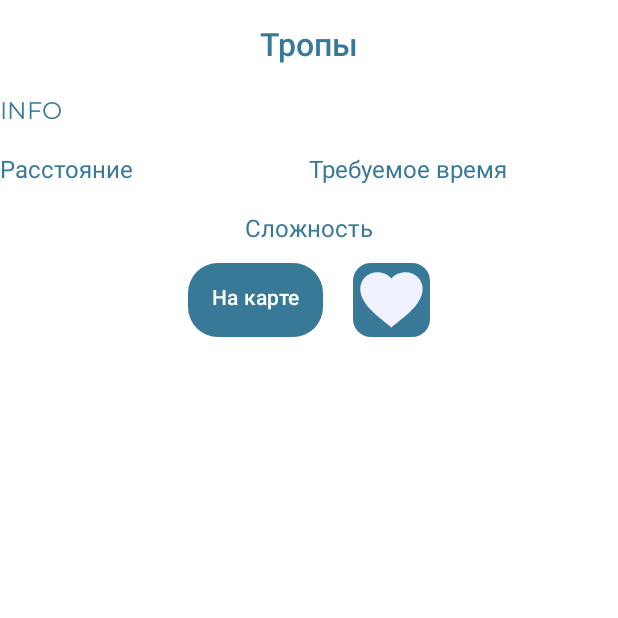
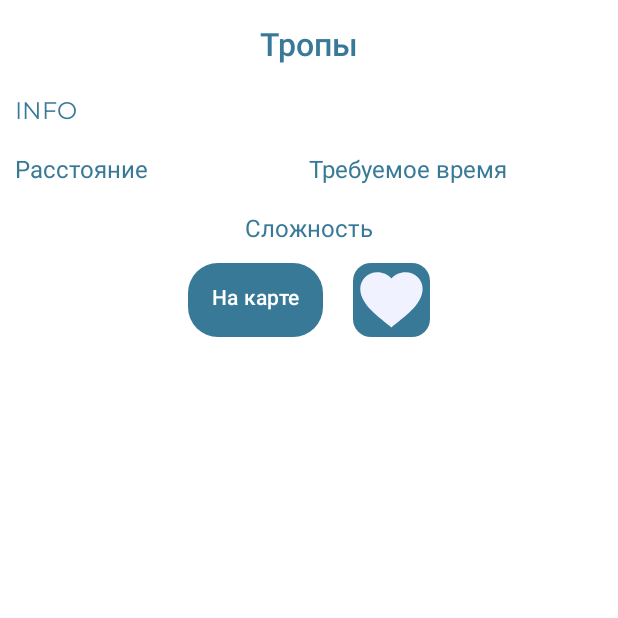
Before and after one commit to Xofty1/Hoofit, an Android app: the fragment InfoTrailFragment placed in its activity, on a phone screen of 412 x 824 dp, the top half of it. Run offline under Robolectric (Android 15) with nearby library versions, the phone set to English and light mode, and no system bars; our stand-ins replace Firebase (no records; nobody signed in at launch, a user with empty details on screens opened directly); pictures from the network do not load; 5 statements that could not run were skipped.

Commit message:
style fix

```diff
--- a/app/src/main/AndroidManifest.xml
+++ b/app/src/main/AndroidManifest.xml
@@ -21,7 +21,8 @@
         tools:targetApi="31">
         <activity
             android:name=".AuthActivity"
-            android:exported="true">
+            android:exported="true"
+            android:screenOrientation="portrait">
             <intent-filter>
                 <action android:name="android.intent.action.MAIN" />
 
@@ -31,7 +32,8 @@
         <activity
             android:name=".MainActivity"
             android:exported="false"
-            android:label="@string/app_name">
+            android:label="@string/app_name"
+            android:screenOrientation="portrait">
 
         </activity>
 
--- a/app/src/main/java/com/example/hoofit/AuthActivity.java
+++ b/app/src/main/java/com/example/hoofit/AuthActivity.java
@@ -173,9 +173,6 @@ public class AuthActivity extends AppCompatActivity {
                         if (HoofitApp.user == null) HoofitApp.user = new User();
                         // Update the admin field in the user object
                         HoofitApp.user.setAdmin(dataSnapshot.getValue(Boolean.class));
-
-                        // Optionally, notify the user
-                        Toast.makeText(AuthActivity.this, "Admin status updated", Toast.LENGTH_SHORT).show();
                     } else {
                         // Handle the case where the admin field does not exist
                         HoofitApp.user.setAdmin(false); // or any default value
@@ -194,7 +191,6 @@ public class AuthActivity extends AppCompatActivity {
                 public void onDataChange(@NonNull DataSnapshot dataSnapshot) {
                     if (dataSnapshot.exists()) {
                         HoofitApp.user = dataSnapshot.getValue(User.class);
-                        Toast.makeText(AuthActivity.this, "Email " + HoofitApp.user.getEmail(), Toast.LENGTH_SHORT).show();
                         startActivity(new Intent(AuthActivity.this, MainActivity.class));
                         finish();
                     } else {
--- a/app/src/main/res/layout/fragment_info_trail.xml
+++ b/app/src/main/res/layout/fragment_info_trail.xml
@@ -27,6 +27,8 @@
             android:layout_width="wrap_content"
             android:layout_height="wrap_content"
             android:layout_marginTop="16dp"
+            android:layout_marginStart="10dp"
+            android:layout_marginEnd="10dp"
             android:fontFamily="@font/montserrat"
             android:text="INFO"
             android:textColor="@color/dark_blue"
@@ -37,6 +39,8 @@
             android:layout_width="match_parent"
             android:layout_height="wrap_content"
             android:layout_marginTop="16dp"
+            android:layout_marginStart="10dp"
+            android:layout_marginEnd="10dp"
             android:orientation="horizontal">
 
             <TextView
--- a/app/src/main/res/layout/trail_item.xml
+++ b/app/src/main/res/layout/trail_item.xml
@@ -26,18 +26,22 @@
                 android:fontFamily="@font/montserrat_semibold"
                 android:layout_width="wrap_content"
                 android:layout_height="wrap_content"
+                android:textSize="16sp"
                 android:textColor="@color/beige"/>
             <TextView
                 android:id="@+id/text_description"
                 android:fontFamily="@font/montserrat"
                 android:layout_width="wrap_content"
+                android:layout_marginTop="3dp"
                 android:layout_height="wrap_content"
+                android:textSize="14sp"
                 android:textColor="@color/beige"/>
             <TextView
                 android:id="@+id/text_level"
                 android:fontFamily="@font/montserrat"
                 android:layout_width="wrap_content"
                 android:layout_height="wrap_content"
+                android:textSize="11sp"
                 android:textColor="@color/beige"/>
         </LinearLayout>
 
```
